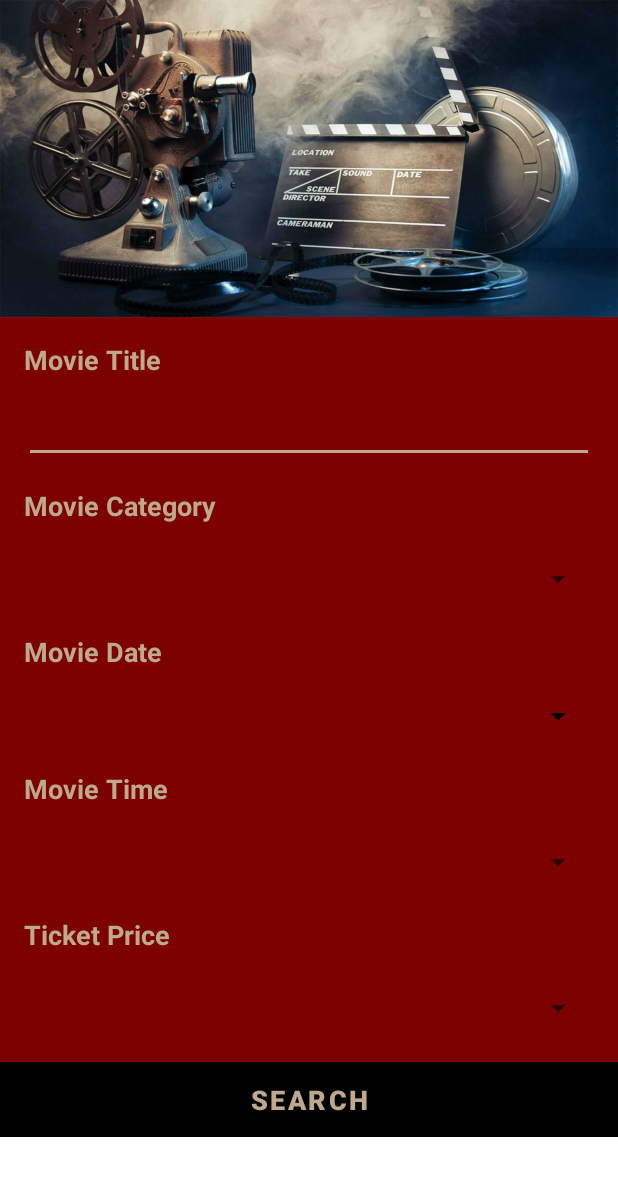
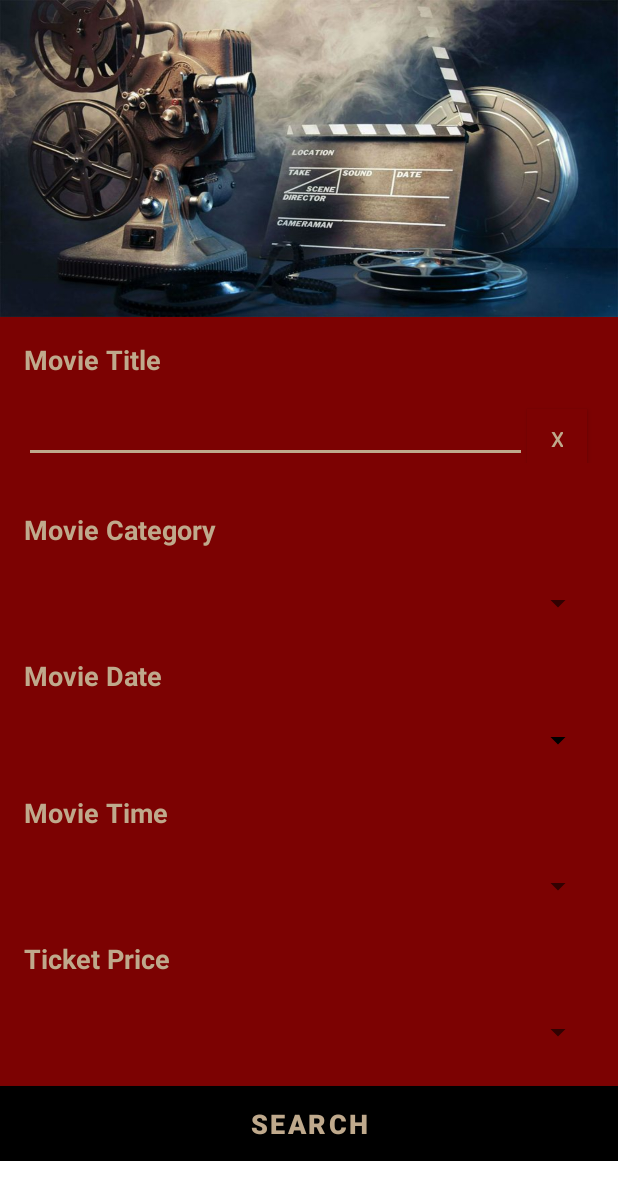
Before and after one commit to marevio/cinema, an Android app: the layout activity_main.xml on its own in the app's theme, with its tools: preview values and no code run, on a phone screen of 412 x 824 dp. Shown: the top 1200 px of the screen. Run offline under Robolectric (Android 15) with nearby library versions, the phone set to English and light mode, and no system bars.

Commit message:
-Delete all text Button added

```diff
--- a/app/src/main/res/layout-land/activity_main.xml
+++ b/app/src/main/res/layout-land/activity_main.xml
@@ -41,7 +41,7 @@
 
             <EditText
                 android:id="@+id/editTextTitle"
-                android:layout_width="match_parent"
+                android:layout_width="325dp"
                 android:layout_height="40dp"
                 android:layout_marginStart="16dp"
                 android:layout_marginTop="16dp"
@@ -49,6 +49,15 @@
                 android:inputType="textPersonName"
                 android:textColor="#BFA98C"
                 android:textStyle="bold" />
+
+            <Button
+                android:id="@+id/xButton"
+                android:layout_width="30dp"
+                android:layout_height="37dp"
+                android:layout_weight="1"
+                android:background="@color/backgroud_cinema"
+                android:text="X"
+                app:backgroundTint="@color/backgroud_cinema" />
         </LinearLayout>
 
         <LinearLayout
--- a/app/src/main/res/layout-sw600dp/activity_main.xml
+++ b/app/src/main/res/layout-sw600dp/activity_main.xml
@@ -21,6 +21,7 @@
         android:layout_width="match_parent"
         android:layout_height="25dp"
         android:layout_below="@+id/imageViewCinema"
+        android:layout_alignParentEnd="true"
         android:layout_marginStart="16dp"
         android:layout_marginTop="16dp"
         android:layout_marginEnd="16dp"
@@ -31,16 +32,27 @@
 
     <EditText
         android:id="@+id/editTextTitle"
-        android:layout_width="match_parent"
-        android:layout_height="40dp"
+        android:layout_width="642dp"
+        android:layout_height="wrap_content"
         android:layout_below="@+id/textViewTitleLabel"
+        android:layout_alignParentStart="true"
         android:layout_marginStart="16dp"
         android:layout_marginTop="16dp"
-        android:layout_marginEnd="16dp"
         android:ems="10"
         android:inputType="textPersonName"
         android:textColor="#BFA98C"
         android:textStyle="bold" />
+
+    <Button
+        android:id="@+id/xButton"
+        android:layout_width="67dp"
+        android:layout_height="wrap_content"
+        android:layout_below="@+id/textViewTitleLabel"
+        android:layout_marginTop="16dp"
+        android:layout_toEndOf="@+id/editTextTitle"
+        android:background="@color/backgroud_cinema"
+        android:text="X"
+        app:backgroundTint="@color/backgroud_cinema" />
 
     <TextView
         android:id="@+id/textViewCategory"
--- a/app/src/main/res/layout/activity_main.xml
+++ b/app/src/main/res/layout/activity_main.xml
@@ -32,17 +32,35 @@
             android:textSize="18sp"
             android:textStyle="bold" />
 
-        <EditText
-            android:id="@+id/editTextTitle"
+        <LinearLayout
+            android:id="@+id/LinearHorizontal"
             android:layout_width="match_parent"
-            android:layout_height="40dp"
+            android:layout_height="wrap_content"
+            android:layout_margin="16dp"
             android:layout_marginStart="16dp"
+            android:layout_marginLeft="16dp"
             android:layout_marginTop="16dp"
             android:layout_marginEnd="16dp"
-            android:ems="10"
-            android:inputType="textPersonName"
-            android:textColor="#BFA98C"
-            android:textStyle="bold" />
+            android:layout_marginRight="16dp"
+            android:orientation="horizontal">
+
+            <EditText
+                android:id="@+id/editTextTitle"
+                android:layout_width="335dp"
+                android:layout_height="match_parent"
+                android:ems="10"
+                android:inputType="textPersonName"
+                android:textColor="#BFA98C"
+                android:textStyle="bold" />
+
+            <Button
+                android:id="@+id/xButton"
+                android:layout_width="40dp"
+                android:layout_height="40dp"
+                android:background="@color/backgroud_cinema"
+                android:text="X"
+                app:backgroundTint="@color/backgroud_cinema" />
+        </LinearLayout>
 
         <TextView
             android:id="@+id/textViewCategory"
--- a/build.gradle
+++ b/build.gradle
@@ -5,7 +5,7 @@ buildscript {
         jcenter()
     }
     dependencies {
-        classpath 'com.android.tools.build:gradle:4.2.0'
+        classpath 'com.android.tools.build:gradle:4.2.1'
 
         // NOTE: Do not place your application dependencies here; they belong
         // in the individual module build.gradle files
```
Also changed, not shown: app/src/main/java/gr/ihu/msc/cinema/MainActivity.java (+22 -27 lines).
